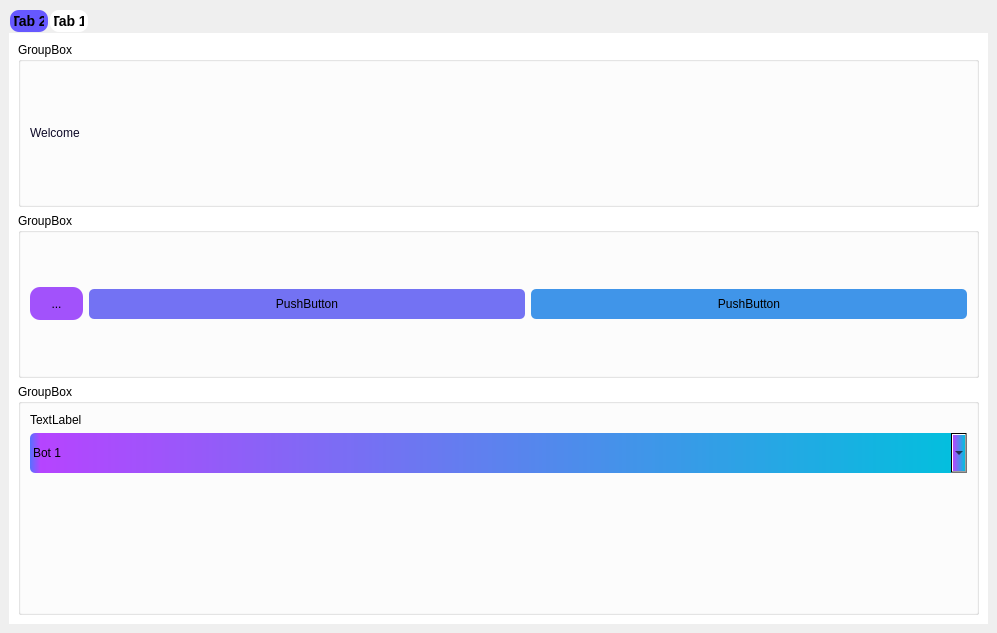
First picture: the form in Designer.ui, repository Bernikolay/Yandex-Lyceum-PyQt, before the edit.
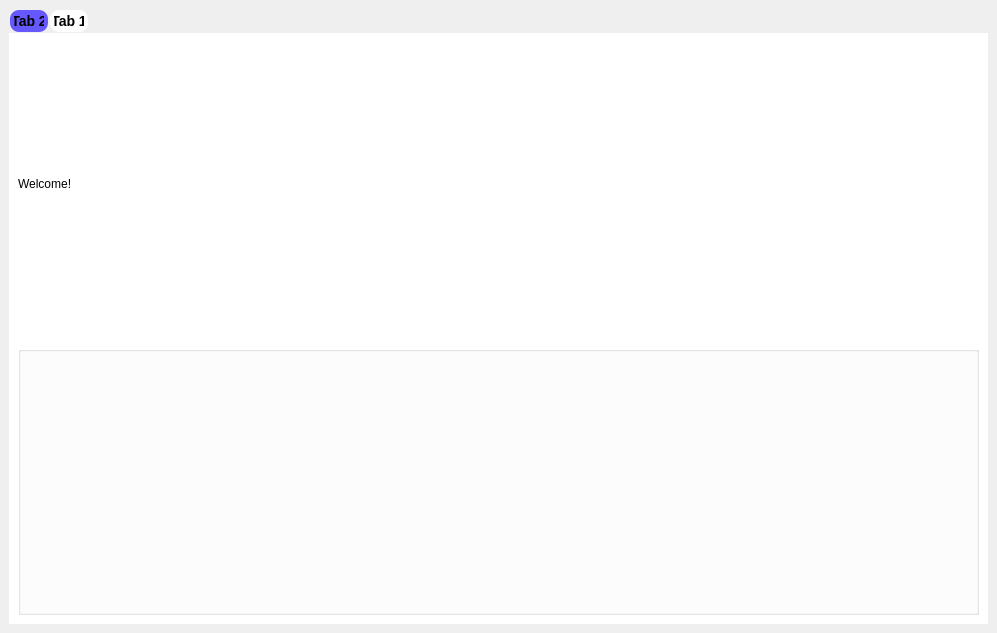
Second picture: the form after the edit. The open tabs and pages were chosen to show the change. Icons and pictures are not drawn.

The edit to the form file:
```diff
--- a/Designer.ui
+++ b/Designer.ui
@@ -21,7 +21,7 @@
     <bool>false</bool>
    </property>
    <layout class="QGridLayout" name="gridLayout">
-    <item row="1" column="0">
+    <item row="0" column="0">
      <widget class="QTabWidget" name="tabWidget">
       <property name="styleSheet">
        <string notr="true">QTabWidget::pane {
@@ -56,9 +56,19 @@
        </attribute>
        <layout class="QVBoxLayout" name="verticalLayout_5">
         <item>
-         <widget class="QGroupBox" name="groupBox">
+         <widget class="QLabel" name="label_2">
+          <property name="styleSheet">
+           <string notr="true">font: 48pt &quot;MS Shell Dlg 2&quot;;</string>
+          </property>
+          <property name="text">
+           <string>Welcome!</string>
+          </property>
+         </widget>
+        </item>
+        <item>
+         <widget class="QGroupBox" name="Hello">
           <property name="title">
-           <string>GroupBox</string>
+           <string> </string>
           </property>
           <layout class="QVBoxLayout" name="verticalLayout_4">
            <item>
@@ -69,134 +79,13 @@
 </string>
              </property>
              <property name="text">
-              <string>Welcome</string>
+              <string/>
              </property>
             </widget>
            </item>
           </layout>
          </widget>
         </item>
-        <item>
-         <widget class="QGroupBox" name="groupBox_2">
-          <property name="title">
-           <string>GroupBox</string>
-          </property>
-          <layout class="QHBoxLayout" name="horizontalLayout_2">
-           <item>
-            <widget class="QToolButton" name="toolButton">
-             <property name="styleSheet">
-              <string notr="true">QToolButton{
-	border-radius: 10px;
-	height: 30px;
-	width: 50px;
-	background-color: rgb(162, 82, 251);
-}</string>
-             </property>
-             <property name="text">
-              <string>...</string>
-             </property>
-            </widget>
-           </item>
-           <item>
-            <widget class="QPushButton" name="pushButton_2">
-             <property name="styleSheet">
-              <string notr="true">QPushButton{
-	border-radius: 5px;
-	height: 30px;
-	background-color: rgb(115, 114, 243);
-}</string>
-             </property>
-             <property name="text">
-              <string>PushButton</string>
-             </property>
-            </widget>
-           </item>
-           <item>
-            <widget class="QPushButton" name="pushButton_4">
-             <property name="sizePolicy">
-              <sizepolicy hsizetype="Minimum" vsizetype="Maximum">
-               <horstretch>0</horstretch>
-               <verstretch>0</verstretch>
-              </sizepolicy>
-             </property>
-             <property name="styleSheet">
-              <string notr="true">QPushButton{
-	border-radius: 5px;
-	height: 30px;
-	background-color:rgb(64, 149, 233);
-}</string>
-             </property>
-             <property name="text">
-              <string>PushButton</string>
-             </property>
-            </widget>
-           </item>
-          </layout>
-         </widget>
-        </item>
-        <item>
-         <widget class="QGroupBox" name="groupBox_3">
-          <property name="title">
-           <string>GroupBox</string>
-          </property>
-          <layout class="QVBoxLayout" name="verticalLayout_3">
-           <item>
-            <widget class="QLabel" name="label_2">
-             <property name="text">
-              <string>TextLabel</string>
-             </property>
-            </widget>
-           </item>
-           <item>
-            <widget class="QComboBox" name="comboBox">
-             <property name="minimumSize">
-              <size>
-               <width>104</width>
-               <height>40</height>
-              </size>
-             </property>
-             <property name="styleSheet">
-              <string notr="true">QComboBox {
-border: 0px;
-border-radius: 5px;
-background:qlineargradient(spread:pad, x1:0, y1:0, x2:1, y2:0, stop:0 rgba(79, 117, 255, 255), stop:0.0113636 rgba(182, 68, 255, 255), stop:1 rgba(0, 193, 221, 255));
-padding: 1px 23px 1px 3px;
-min-width: 6em;
-
-}
-QComboBox QAbstractItemView {background:qlineargradient(spread:pad, x1:0, y1:0, x2:1, y2:0, stop:0 rgba(79, 117, 255, 255), stop:0.0113636 rgba(182, 68, 255, 255), stop:1 rgba(0, 193, 221, 255));}</string>
-             </property>
-             <item>
-              <property name="text">
-               <string>Bot 1</string>
-              </property>
-             </item>
-             <item>
-              <property name="text">
-               <string>Bot 2</string>
-              </property>
-             </item>
-            </widget>
-           </item>
-           <item>
-            <spacer name="verticalSpacer_2">
-             <property name="orientation">
-              <enum>Qt::Vertical</enum>
-             </property>
-             <property name="sizeType">
-              <enum>QSizePolicy::Fixed</enum>
-             </property>
-             <property name="sizeHint" stdset="0">
-              <size>
-               <width>20</width>
-               <height>130</height>
-              </size>
-             </property>
-            </spacer>
-           </item>
-          </layout>
-         </widget>
-        </item>
        </layout>
       </widget>
       <widget class="QWidget" name="tab">
```
Left out of the diff: 4 changed lines with no effect on the pictures.
